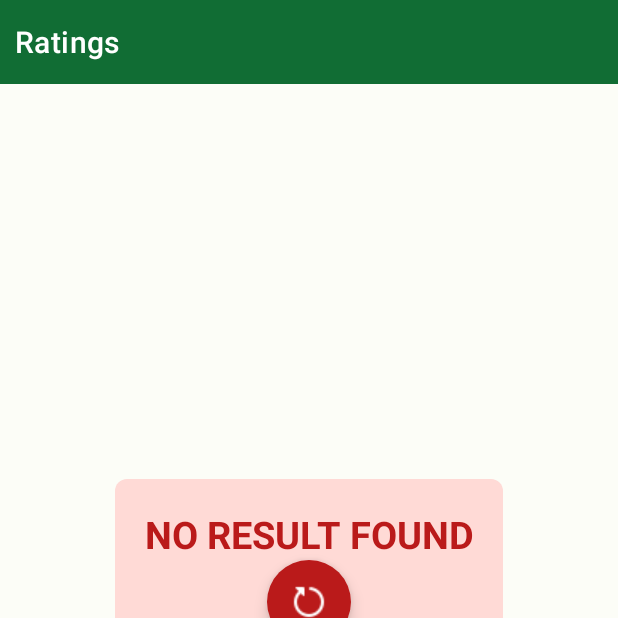
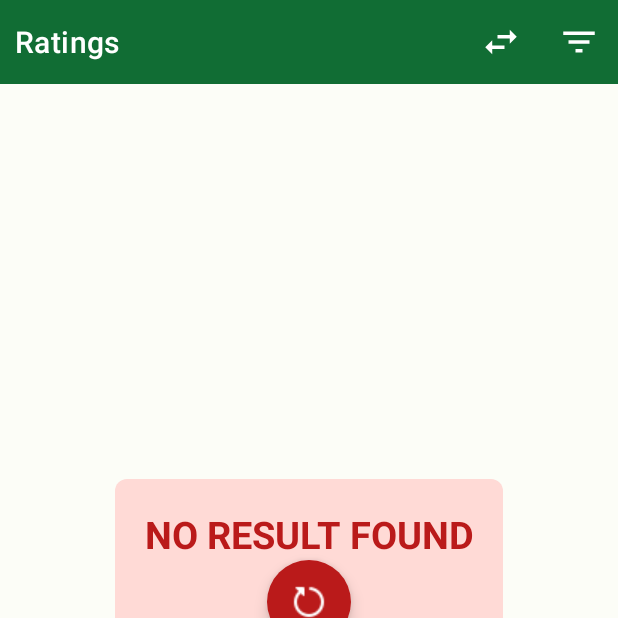
Before and after one commit to eloix2/Anikiwi, an Android app: the screen it shows after launch once a user with an empty profile is signed in (MainActivity), on a phone screen of 412 x 824 dp, the top half of it. Run offline under Robolectric (Android 15) with nearby library versions, the phone set to English and light mode, and no system bars; our stand-ins replace Firebase (no records; nobody signed in at launch, a user with empty details on screens opened directly), navigation-ui; pictures from the network do not load.

Commit message:
Added more colors and popping menu

```diff
--- a/app/src/main/java/com/example/anikiwi/ui/ratings/RatingsFragment.java
+++ b/app/src/main/java/com/example/anikiwi/ui/ratings/RatingsFragment.java
@@ -9,8 +9,8 @@ import android.view.MenuItem;
 import android.view.View;
 import android.view.ViewGroup;
 import android.widget.LinearLayout;
+import android.widget.PopupMenu;
 import android.widget.ProgressBar;
-import android.widget.TextView;
 import android.widget.Toast;
 
 import androidx.annotation.NonNull;
@@ -34,6 +34,7 @@ import com.example.anikiwi.utilities.WrapContentLinearLayoutManager;
 import com.google.android.material.floatingactionbutton.FloatingActionButton;
 
 import java.util.List;
+import java.util.Objects;
 
 public class RatingsFragment extends Fragment implements RatingAdapter.ItemClickListener {
 
@@ -43,7 +44,7 @@ public class RatingsFragment extends Fragment implements RatingAdapter.ItemClick
     private List<RatingWithAnime> ratings;
     ProgressBar progressBar;
     FloatingActionButton floatingActionButtonRetry;
-    TextView noResult;
+    //TextView noResult;
     LinearLayout linearLayoutError;
 
     public View onCreateView(@NonNull LayoutInflater inflater,
@@ -55,12 +56,12 @@ public class RatingsFragment extends Fragment implements RatingAdapter.ItemClick
         View root = binding.getRoot();
         linearLayoutError = binding.llErrorRating;
         floatingActionButtonRetry = binding.fabRetry;
-        noResult = binding.tvErrorRating;
+        //noResult = binding.tvErrorRating;
         progressBar = binding.pbRating;
 
         // Custom Toolbar
         setFragmentToolbar(root);
-        //setToolbarMenu();
+        setToolbarMenu();
 
         // Retry button
         floatingActionButtonRetry.setOnClickListener(v -> {
@@ -127,26 +128,62 @@ public class RatingsFragment extends Fragment implements RatingAdapter.ItemClick
         ((AppCompatActivity) requireActivity()).setSupportActionBar(toolbar);
     }
     // Sets the menu for the toolbar
-    /*private void setToolbarMenu() {
+    private void setToolbarMenu() {
         requireActivity().addMenuProvider(new MenuProvider() {
             @Override
             public void onCreateMenu(@NonNull Menu menu, @NonNull MenuInflater menuInflater) {
-                menuInflater.inflate(R.menu.toolbar_menu, menu);
+                menuInflater.inflate(R.menu.ratings_list_toolbar_menu, menu);
             }
 
             @Override
-            public boolean onMenuItemSelected(@NonNull MenuItem menuItem) {
-                // Add else ifs for other menu items here
-                if (menuItem.getItemId() == R.id.action_search) {
-                    // Handle search icon press
-                    Toast.makeText(getContext(), "Search icon pressed", Toast.LENGTH_SHORT).show();
-                    showCustomDialog();
+            public boolean onMenuItemSelected(MenuItem item) {
+                if (item.getItemId() == R.id.action_filter) {
+                    // Handle action_filter click
+                    Toast.makeText(getContext(), "Filter icon pressed", Toast.LENGTH_SHORT).show();
+                    return true;
+                } else if (item.getItemId() == R.id.action_popup_menu) {
+                    // Handle action_popup_menu click
+                    showPopupMenu();
                     return true;
                 }
                 return false;
             }
+
+
         }, getViewLifecycleOwner(), Lifecycle.State.RESUMED);
-    }*/
+    }
+
+    private void showPopupMenu() {
+        PopupMenu popupMenu = new PopupMenu(requireContext(), requireView().findViewById(R.id.action_popup_menu));
+        popupMenu.getMenuInflater().inflate(R.menu.ratings_popup_menu, popupMenu.getMenu());
+
+        // Set the item click listener
+        popupMenu.setOnMenuItemClickListener(menuItem -> {
+
+                if (menuItem.getItemId() == R.id.r_popup_option1) {
+                    // Handle option 1
+                    Toast.makeText(getContext(), "Option 1 selected", Toast.LENGTH_SHORT).show();
+                    return true;
+                } else if (menuItem.getItemId() == R.id.r_popup_option2) {
+                    // Handle option 2 click
+                    Toast.makeText(getContext(), "Option 2 selected", Toast.LENGTH_SHORT).show();
+                    return true;
+                } else if (menuItem.getItemId() == R.id.r_popup_option3) {
+                    // Handle option 3 click
+                    Toast.makeText(getContext(), "Option 3 selected", Toast.LENGTH_SHORT).show();
+                    return true;
+                } else if (menuItem.getItemId() == R.id.r_popup_option4) {
+                    // Handle option 4 click
+                    Toast.makeText(getContext(), "Option 4 selected", Toast.LENGTH_SHORT).show();
+                    return true;
+                } else {
+                    return false;
+                }
+
+        });
+
+        popupMenu.show();
+    }
 
     @Override
     public void onDestroyView() {
--- /dev/null
+++ b/app/src/main/res/drawable/baseline_filter_list_28.xml
@@ -0,0 +1,5 @@
+<vector android:height="28dp" android:tint="?colorOnPrimary"
+    android:viewportHeight="24" android:viewportWidth="24"
+    android:width="28dp" xmlns:android="http://schemas.android.com/apk/res/android">
+    <path android:fillColor="@android:color/white" android:pathData="M10,18h4v-2h-4v2zM3,6v2h18L21,6L3,6zM6,13h12v-2L6,11v2z"/>
+</vector>
--- /dev/null
+++ b/app/src/main/res/drawable/baseline_swap_horiz_28.xml
@@ -0,0 +1,5 @@
+<vector android:height="28dp" android:tint="?colorOnPrimary"
+    android:viewportHeight="24" android:viewportWidth="24"
+    android:width="28dp" xmlns:android="http://schemas.android.com/apk/res/android">
+    <path android:fillColor="@android:color/white" android:pathData="M6.99,11L3,15l3.99,4v-3H14v-2H6.99v-3zM21,9l-3.99,-4v3H10v2h7.01v3L21,9z"/>
+</vector>
--- a/app/src/main/res/layout/dialog_layout.xml
+++ b/app/src/main/res/layout/dialog_layout.xml
@@ -12,7 +12,7 @@
         android:text="@string/filters"
         android:textSize="20sp"
         android:textStyle="bold"
-        android:textColor="@color/purple_200"
+        android:textColor="?colorPrimary"
         android:padding="10dp"
         android:gravity="center_horizontal" />
 
--- a/app/src/main/res/layout/dialog_rate_anime.xml
+++ b/app/src/main/res/layout/dialog_rate_anime.xml
@@ -12,7 +12,7 @@
         android:text="@string/rate_anime"
         android:textSize="20sp"
         android:textStyle="bold"
-        android:textColor="@color/purple_200"
+        android:textColor="?colorPrimary"
         android:padding="10dp"
         android:gravity="center_horizontal" />
 
--- a/app/src/main/res/menu/toolbar_menu.xml
+++ b/app/src/main/res/menu/anime_list_toolbar_menu.xml
@@ -1,11 +1,11 @@
 <?xml version="1.0" encoding="utf-8"?>
 <menu xmlns:android="http://schemas.android.com/apk/res/android"
     xmlns:app="http://schemas.android.com/apk/res-auto">
+
     <item
         android:id="@+id/action_search"
         android:title="@string/search"
-        android:icon="@drawable/baseline_search_24"
+        android:icon="@drawable/baseline_filter_list_28"
         app:showAsAction="always"
         />
-    <!-- Add more menu items if needed -->
 </menu>
--- a/app/src/main/res/menu/bottom_nav_menu.xml
+++ b/app/src/main/res/menu/bottom_nav_menu.xml
@@ -8,7 +8,7 @@
 
     <item
         android:id="@+id/navigation_anime"
-        android:icon="@drawable/baseline_search_24"
+        android:icon="@drawable/baseline_search_28"
         android:title="@string/title_anime" />
 
     <item
--- /dev/null
+++ b/app/src/main/res/menu/ratings_list_toolbar_menu.xml
@@ -0,0 +1,17 @@
+<?xml version="1.0" encoding="utf-8"?>
+<menu xmlns:android="http://schemas.android.com/apk/res/android"
+    xmlns:app="http://schemas.android.com/apk/res-auto">
+
+    <item
+        android:id="@+id/action_popup_menu"
+        android:title="@string/category"
+        android:icon="@drawable/baseline_swap_horiz_28"
+        app:showAsAction="always" />
+
+    <item
+        android:id="@+id/action_filter"
+        android:title="@string/filters"
+        android:icon="@drawable/baseline_filter_list_28"
+        app:showAsAction="always" />
+
+</menu>
--- /dev/null
+++ b/app/src/main/res/menu/ratings_popup_menu.xml
@@ -0,0 +1,16 @@
+<?xml version="1.0" encoding="utf-8"?>
+<menu xmlns:android="http://schemas.android.com/apk/res/android"
+    >
+    <item
+        android:id="@+id/r_popup_option1"
+        android:title="@string/Watching" />
+    <item
+        android:id="@+id/r_popup_option2"
+        android:title="@string/Completed" />
+    <item
+        android:id="@+id/r_popup_option3"
+        android:title="@string/Planning" />
+    <item
+        android:id="@+id/r_popup_option4"
+        android:title="@string/Dropped" />
+</menu>
--- a/app/src/main/res/values-night/themes.xml
+++ b/app/src/main/res/values-night/themes.xml
@@ -39,5 +39,20 @@
         <item name="colorPrimaryInverse">@color/md_theme_dark_inversePrimary</item>
         <!-- Status bar color. -->
         <item name="android:statusBarColor">?attr/colorPrimaryVariant</item>
+        <!-- Style of the overflow button, by default is the three dots  -->
+        <item name="actionOverflowButtonStyle"> @style/OverFlowButton</item>
+        <item name="android:itemTextAppearance">@style/CustomMenuItemStyle</item>
+        <item name="android:itemBackground">?colorSurface</item>
+    </style>
+
+    <!-- (Not used) Style of the overflow button, by default is the three dots. To change icon (android:src) -->
+    <style name="OverFlowButton" parent="Widget.AppCompat.Light.ActionButton.Overflow">
+        <item name="android:tint">?colorOnPrimary</item>
+    </style>
+
+    <!-- Style of the popup menu. -->
+    <style name="CustomMenuItemStyle" parent="@android:style/TextAppearance.Widget.IconMenu.Item">
+        <item name="android:textColor">?colorPrimary</item>
+        <item name="android:textSize">18sp</item>
     </style>
 </resources>
--- a/app/src/main/res/values/strings.xml
+++ b/app/src/main/res/values/strings.xml
@@ -21,6 +21,11 @@
     <string name="filters">Filters</string>
     <string name="rate_anime">Rate Anime</string>
     <string name="enter_date">Enter date</string>
+    <string name="category">Category</string>
+    <string name="Watching">Watching</string>
+    <string name="Completed">Completed</string>
+    <string name="Planning">Planning</string>
+    <string name="Dropped">Dropped</string>
     <string-array name="seasons_array">
         <item />
         <item>SPRING</item>
--- a/app/src/main/res/values/themes.xml
+++ b/app/src/main/res/values/themes.xml
@@ -39,6 +39,21 @@
         <item name="colorPrimaryInverse">@color/md_theme_light_inversePrimary</item>
         <!-- Status bar color. -->
         <item name="android:statusBarColor">?attr/colorPrimaryVariant</item>
+        <!-- Style of the overflow button, by default is the three dots  -->
+        <item name="actionOverflowButtonStyle"> @style/OverFlowButton</item>
+        <item name="android:itemTextAppearance">@style/CustomMenuItemStyle</item>
+        <item name="android:itemBackground">?colorSurface</item>
 
     </style>
+
+    <!-- (Not used) Style of the overflow button, by default is the three dots. To change icon (android:src)  -->
+    <style name="OverFlowButton" parent="Widget.AppCompat.Light.ActionButton.Overflow">
+        <item name="android:tint">?colorOnPrimary</item>
+    </style>
+
+    <!-- Style of the popup menu. -->
+    <style name="CustomMenuItemStyle" parent="@android:style/TextAppearance.Widget.IconMenu.Item">
+        <item name="android:textColor">?colorPrimary</item>
+        <item name="android:textSize">18sp</item>
+    </style>
 </resources>
```
Also changed, not shown: app/src/main/java/com/example/anikiwi/ui/anime/AnimeFragment.java (+3 -9 lines), app/src/main/res/drawable/baseline_category_28.xml (added, +7 -0 lines), app/src/main/res/drawable/baseline_search_28.xml (renamed from app/src/main/res/drawable/baseline_search_24.xml).
